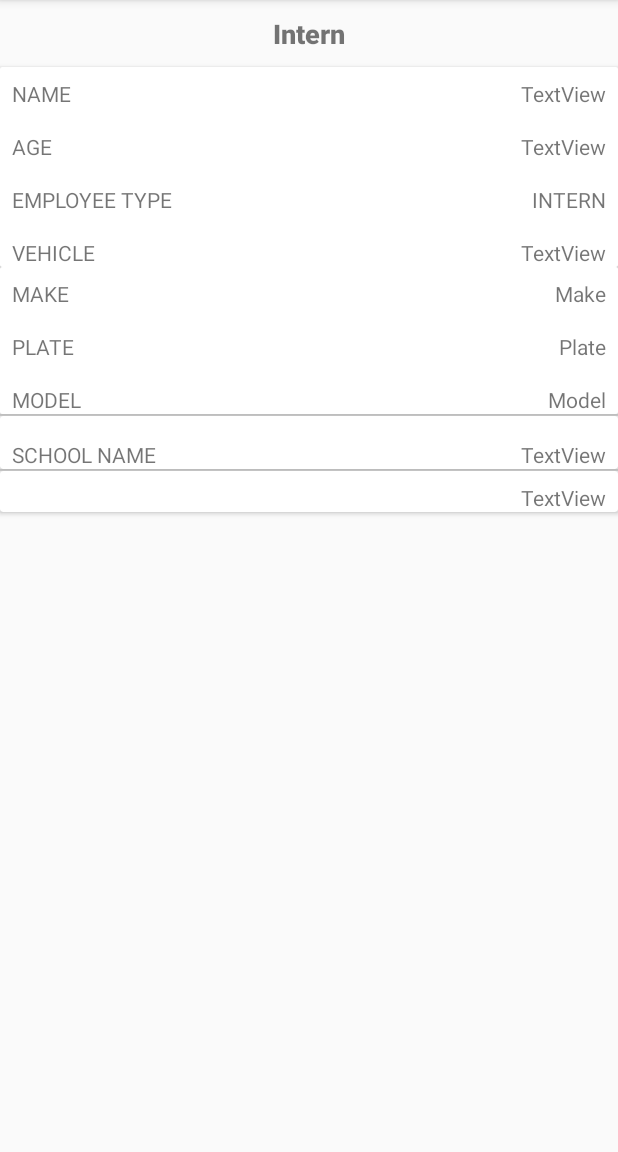
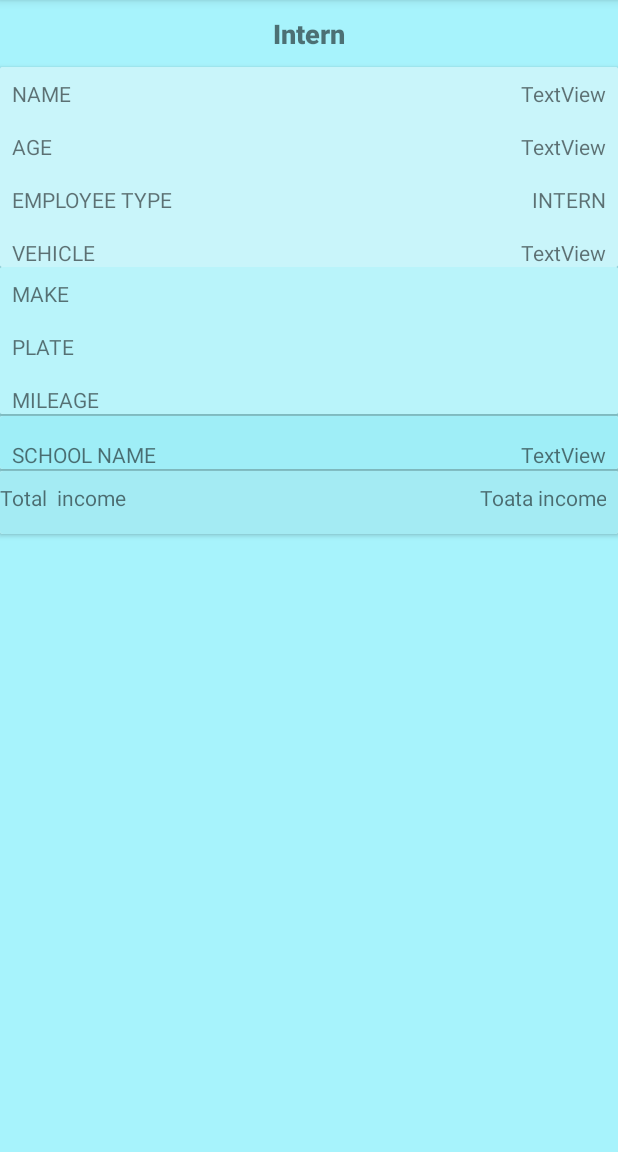
Before and after one commit to Rakesh764930/Group1_F2019_MAD_3125_FP, an Android app: the fragment EmployeeDetailsFragment shown on its own in the app's theme, on a phone screen of 412 x 824 dp, the part 84-1236 px from its top. Run offline under Robolectric (Android 15) with nearby library versions, the phone set to English and light mode, and no system bars; 8 statements that could not run were skipped.

Commit message:
testing on fragments

```diff
--- a/app/src/main/java/com/example/employeepayrollapplication/fragments/CommissionBasedFragment.java
+++ b/app/src/main/java/com/example/employeepayrollapplication/fragments/CommissionBasedFragment.java
@@ -74,10 +74,10 @@ public class CommissionBasedFragment extends Fragment implements PartTimeDataInt
                     Vehicle vehicle_Vehicle = null;
                     switch (rgVehicle.getCheckedRadioButtonId()) {
                         case R.id.radio_car:
-                            vehicle_Vehicle = new Car("","",0,"",0);
+                            vehicle_Vehicle = new Car("",""," ");
                             break;
                         case R.id.radio_motorCycle:
-                            vehicle_Vehicle = new MotorCycle("","",0,"","");
+                            vehicle_Vehicle = new MotorCycle("",""," ");
                             break;
 
                     }
--- a/app/src/main/java/com/example/employeepayrollapplication/fragments/EmployeeDetailsFragment.java
+++ b/app/src/main/java/com/example/employeepayrollapplication/fragments/EmployeeDetailsFragment.java
@@ -31,7 +31,7 @@ public class EmployeeDetailsFragment extends Fragment implements EmployeeDetails
     TextView name, age, emptype, txtVehicle;
     TextView internSchool;
     CardView vehicle_card;
-    TextView txtModel, txtPlate, txtMake;
+    TextView txtMileage, txtPlate, txtMake;
 
     CardView parttime_card;
     CardView fulltime_card;
@@ -81,17 +81,20 @@ public class EmployeeDetailsFragment extends Fragment implements EmployeeDetails
         this.employment_type = view.findViewById(R.id.text_emptype_value);
         this.total_earning = view.findViewById(R.id.text_total_earning_val);
         this.txtMake = view.findViewById(R.id.text_make_value);
-        this.txtModel = view.findViewById(R.id.text_model_value);
+        this.txtMileage = view.findViewById(R.id.text_model_value);
         this.txtPlate = view.findViewById(R.id.text_plate_value);
 
         this.name.setText(employee.getName().toUpperCase());
         this.age.setText(employee.getAge()+"");
 
         this.txtVehicle.setText(employee.getVehicle() == null ? "null" : employee.getVehicle() instanceof Car ? "CAR" : "MOTER CYCLE");
+        String make=employee.getVehicle().getMake();
+ this.txtMake.setText(make);
+ String plate=employee.getVehicle().getPlate();
 
-// this.txtMake.setText(employee.getVehicle().getMake());
-//        this.txtPlate.setText(employee.getVehicle().getPlate());
-//        this.txtModel.setText(employee.getVehicle().getMileage());
+    this.txtPlate.setText(plate);
+     String mileage=(employee.getVehicle().getMileage());
+    this.txtMileage.setText(mileage);
 
         if(employee instanceof PartTime)
         {
--- a/app/src/main/java/com/example/employeepayrollapplication/fragments/FixedBasedPartTimeFragment.java
+++ b/app/src/main/java/com/example/employeepayrollapplication/fragments/FixedBasedPartTimeFragment.java
@@ -75,10 +75,10 @@ public class FixedBasedPartTimeFragment extends Fragment implements PartTimeData
                     Vehicle vehicle_Vehicle = null;
                     switch (vehicle.getCheckedRadioButtonId()) {
                         case R.id.radio_car:
-                            vehicle_Vehicle = new Car("","",0,"",0);
+                            vehicle_Vehicle = new Car("",""," ");
                             break;
                         case R.id.radio_motorCycle:
-                            vehicle_Vehicle = new MotorCycle("","",0,"","");
+                            vehicle_Vehicle = new MotorCycle("",""," ");
                             break;
 
                     }
--- a/app/src/main/java/com/example/employeepayrollapplication/fragments/FullTimeFragment.java
+++ b/app/src/main/java/com/example/employeepayrollapplication/fragments/FullTimeFragment.java
@@ -82,10 +82,10 @@ public class FullTimeFragment extends Fragment implements AddEmployeeInterface {
                     Vehicle vehicle_Vehicle = null;
                     switch (radioVehicle.getCheckedRadioButtonId()) {
                         case R.id.radio_car:
-                            vehicle_Vehicle = new Car("","",0,"",0);
+                            vehicle_Vehicle = new Car("",""," ");
                             break;
                         case R.id.radio_motorCycle:
-                            vehicle_Vehicle = new MotorCycle("","",0,"","");
+                            vehicle_Vehicle = new MotorCycle("",""," ");
                             break;
 
                     }
--- a/app/src/main/java/com/example/employeepayrollapplication/fragments/InternFragment.java
+++ b/app/src/main/java/com/example/employeepayrollapplication/fragments/InternFragment.java
@@ -65,10 +65,10 @@ public class InternFragment extends Fragment  implements AddEmployeeInterface {
                     Vehicle vehicle_Vehicle = null;
                     switch (vehicle.getCheckedRadioButtonId()) {
                         case R.id.radio_car:
-                            vehicle_Vehicle = new Car("","",0,"",0);
+                            vehicle_Vehicle = new Car("",""," ");
                             break;
                         case R.id.radio_motorCycle:
-                            vehicle_Vehicle = new MotorCycle("","",0,"","");
+                            vehicle_Vehicle = new MotorCycle("",""," ");
                             break;
 
                     }
--- a/app/src/main/res/layout/fragment_employee_details.xml
+++ b/app/src/main/res/layout/fragment_employee_details.xml
@@ -5,6 +5,7 @@
     android:id="@+id/text_total_earning_value"
     android:layout_width="match_parent"
     android:layout_height="match_parent"
+    android:background="#A7F3FC"
     android:orientation="vertical">
 
     <TextView
@@ -18,13 +19,14 @@
 
     <androidx.cardview.widget.CardView
         android:layout_width="match_parent"
-        android:layout_height="wrap_content">
+        android:layout_height="wrap_content"
+        android:background="#A2EDF5">
 
 
         <androidx.constraintlayout.widget.ConstraintLayout
             android:layout_width="match_parent"
             android:layout_height="match_parent"
-            android:background="@color/white">
+            android:background="#C9F5FA">
 
             <TextView
                 android:id="@+id/text_name_label"
@@ -45,6 +47,7 @@
                 android:text="AGE"
                 app:layout_constraintStart_toStartOf="parent"
                 app:layout_constraintTop_toBottomOf="@+id/text_name_label" />
+
             <TextView
                 android:id="@+id/text_emptype_label"
                 android:layout_width="wrap_content"
@@ -54,6 +57,7 @@
                 android:text="EMPLOYEE TYPE"
                 app:layout_constraintStart_toStartOf="parent"
                 app:layout_constraintTop_toBottomOf="@+id/text_age_label" />
+
             <TextView
                 android:id="@+id/text_vehicle_label"
                 android:layout_width="wrap_content"
@@ -83,6 +87,7 @@
                 android:text="TextView"
                 app:layout_constraintEnd_toEndOf="parent"
                 app:layout_constraintTop_toBottomOf="@+id/text_name_value" />
+
             <TextView
                 android:id="@+id/text_emptype_value"
                 android:layout_width="wrap_content"
@@ -106,6 +111,7 @@
         </androidx.constraintlayout.widget.ConstraintLayout>
 
     </androidx.cardview.widget.CardView>
+
     <androidx.cardview.widget.CardView
         android:id="@+id/card_vehicledetails"
         android:layout_width="match_parent"
@@ -115,7 +121,8 @@
         <androidx.constraintlayout.widget.ConstraintLayout
             android:layout_width="match_parent"
             android:layout_height="match_parent"
-            android:background="@color/white">
+            android:background="@color/white"
+            android:backgroundTint="#B9F4FA">
 
             <TextView
                 android:id="@+id/text_make_label"
@@ -143,9 +150,11 @@
                 android:layout_height="wrap_content"
                 android:layout_marginStart="8dp"
                 android:layout_marginTop="16dp"
-                android:text="MODEL"
+                android:text="MILEAGE"
                 app:layout_constraintStart_toStartOf="parent"
                 app:layout_constraintTop_toBottomOf="@+id/text_plate_label" />
+
+
 
             <TextView
                 android:id="@+id/text_make_value"
@@ -181,8 +190,6 @@
     </androidx.cardview.widget.CardView>
 
 
-
-
     <View
         android:id="@+id/divider"
         android:layout_width="match_parent"
@@ -198,7 +205,8 @@
 
         <androidx.constraintlayout.widget.ConstraintLayout
             android:layout_width="match_parent"
-            android:layout_height="wrap_content">
+            android:layout_height="wrap_content"
+            android:background="#B6F7FD">
 
             <TextView
                 android:id="@+id/text_rate_label"
@@ -218,8 +226,7 @@
                 android:layout_marginTop="11dp"
                 android:text="NUMBER OF HOURS"
                 app:layout_constraintStart_toStartOf="parent"
-                app:layout_constraintTop_toBottomOf="@+id/text_rate_label"
-                />
+                app:layout_constraintTop_toBottomOf="@+id/text_rate_label" />
 
             <TextView
                 android:id="@+id/text_commission_fixedamount_label"
@@ -229,8 +236,7 @@
                 android:layout_marginTop="14dp"
                 android:text="TextView"
                 app:layout_constraintStart_toStartOf="parent"
-                app:layout_constraintTop_toBottomOf="@+id/text_hours_label"
-                />
+                app:layout_constraintTop_toBottomOf="@+id/text_hours_label" />
 
             <TextView
                 android:id="@+id/text_rate_value"
@@ -240,8 +246,7 @@
                 android:layout_marginEnd="8dp"
                 android:text="TextView"
                 app:layout_constraintEnd_toEndOf="parent"
-                app:layout_constraintTop_toTopOf="parent"
-                />
+                app:layout_constraintTop_toTopOf="parent" />
 
             <TextView
                 android:id="@+id/text_hours_value"
@@ -251,8 +256,7 @@
                 android:layout_marginEnd="8dp"
                 android:text="TextView"
                 app:layout_constraintEnd_toEndOf="parent"
-                app:layout_constraintTop_toBottomOf="@+id/text_rate_value"
-                />
+                app:layout_constraintTop_toBottomOf="@+id/text_rate_value" />
 
             <TextView
                 android:id="@+id/text_commission_fixedamount_value"
@@ -262,8 +266,7 @@
                 android:layout_marginEnd="8dp"
                 android:text="TextView"
                 app:layout_constraintEnd_toEndOf="parent"
-                app:layout_constraintTop_toBottomOf="@+id/text_hours_value"
-                />
+                app:layout_constraintTop_toBottomOf="@+id/text_hours_value" />
 
         </androidx.constraintlayout.widget.ConstraintLayout>
     </androidx.cardview.widget.CardView>
@@ -275,7 +278,8 @@
 
         <androidx.constraintlayout.widget.ConstraintLayout
             android:layout_width="match_parent"
-            android:layout_height="match_parent">
+            android:layout_height="match_parent"
+            android:background="#A0EDF5">
 
             <TextView
                 android:id="@+id/text_salary_label"
@@ -285,8 +289,7 @@
                 android:layout_marginTop="8dp"
                 android:text="SALARY"
                 app:layout_constraintStart_toStartOf="parent"
-                app:layout_constraintTop_toTopOf="parent"
-                />
+                app:layout_constraintTop_toTopOf="parent" />
 
             <TextView
                 android:id="@+id/text_bonus_label"
@@ -296,8 +299,7 @@
                 android:layout_marginTop="8dp"
                 android:text="BONUS"
                 app:layout_constraintStart_toStartOf="parent"
-                app:layout_constraintTop_toBottomOf="@+id/text_salary_label"
-                />
+                app:layout_constraintTop_toBottomOf="@+id/text_salary_label" />
 
             <TextView
                 android:id="@+id/text_salary_value"
@@ -307,8 +309,7 @@
                 android:layout_marginEnd="8dp"
                 android:text="TextView"
                 app:layout_constraintEnd_toEndOf="parent"
-                app:layout_constraintTop_toTopOf="parent"
-                          />
+                app:layout_constraintTop_toTopOf="parent" />
 
             <TextView
                 android:id="@+id/text_bonus_value"
@@ -318,8 +319,7 @@
                 android:layout_marginEnd="8dp"
                 android:text="TextView"
                 app:layout_constraintEnd_toEndOf="parent"
-                app:layout_constraintTop_toBottomOf="@+id/text_salary_value"
-                />
+                app:layout_constraintTop_toBottomOf="@+id/text_salary_value" />
         </androidx.constraintlayout.widget.ConstraintLayout>
     </androidx.cardview.widget.CardView>
 
@@ -330,7 +330,8 @@
 
         <androidx.constraintlayout.widget.ConstraintLayout
             android:layout_width="match_parent"
-            android:layout_height="match_parent">
+            android:layout_height="match_parent"
+            android:background="#9FEEF7">
 
 
             <TextView
@@ -367,23 +368,35 @@
         android:layout_width="match_parent"
         android:layout_height="wrap_content">
 
-        <androidx.constraintlayout.widget.ConstraintLayout
+        <LinearLayout
             android:layout_width="match_parent"
-            android:layout_height="wrap_content">
+            android:layout_height="42dp"
+            android:orientation="horizontal"
+            android:background="#A4EBF3">
 
-/>
+            >
+            <TextView
+                android:layout_width="wrap_content"
+                android:layout_height="wrap_content"
+                android:layout_marginTop="8dp"
+                android:layout_marginEnd="8dp"
+                android:layout_weight="1"
+                android:text="Total  income"
+                app:layout_constraintEnd_toEndOf="parent"
+                app:layout_constraintTop_toTopOf="parent" />
+
 
             <TextView
                 android:id="@+id/text_total_earning_val"
                 android:layout_width="wrap_content"
+                android:layout_weight="1"
                 android:layout_height="wrap_content"
                 android:layout_marginTop="8dp"
+                android:textAlignment="viewEnd"
                 android:layout_marginEnd="8dp"
-                android:text="TextView"
-                app:layout_constraintEnd_toEndOf="parent"
-                app:layout_constraintTop_toTopOf="parent"
-                />
+                android:text="Toata income"
+                app:layout_constraintTop_toTopOf="parent" />
 
-        </androidx.constraintlayout.widget.ConstraintLayout>
+        </LinearLayout>
     </androidx.cardview.widget.CardView>
 </LinearLayout>
--- a/app/src/main/res/layout/fragment_employees.xml
+++ b/app/src/main/res/layout/fragment_employees.xml
@@ -5,7 +5,8 @@
     android:layout_height="match_parent">
 
     <androidx.recyclerview.widget.RecyclerView
+        android:id="@+id/rvEmpList"
         android:layout_width="match_parent"
-        android:id="@+id/rvEmpList"
-        android:layout_height="match_parent" />
+        android:layout_height="match_parent"
+        android:background="#C1FAF7" />
 </LinearLayout>
--- a/app/src/main/res/layout/fragment_full_time.xml
+++ b/app/src/main/res/layout/fragment_full_time.xml
@@ -3,6 +3,7 @@
     xmlns:tools="http://schemas.android.com/tools"
     android:layout_width="match_parent"
     android:layout_height="match_parent"
+    android:background="#B6F3FA"
     android:orientation="vertical">
 
     <com.google.android.material.textfield.TextInputLayout
--- a/app/src/main/res/layout/fragment_help.xml
+++ b/app/src/main/res/layout/fragment_help.xml
@@ -2,7 +2,8 @@
 <androidx.constraintlayout.widget.ConstraintLayout xmlns:android="http://schemas.android.com/apk/res/android"
     xmlns:app="http://schemas.android.com/apk/res-auto"
     android:layout_width="match_parent"
-    android:layout_height="match_parent">
+    android:layout_height="match_parent"
+    android:background="#AAF8F2">
 
     <TextView
         android:id="@+id/text_share"
--- a/app/src/main/res/layout/fragment_home.xml
+++ b/app/src/main/res/layout/fragment_home.xml
@@ -3,15 +3,16 @@
     xmlns:app="http://schemas.android.com/apk/res-auto"
     android:layout_width="match_parent"
     android:layout_height="match_parent"
+    android:background="#A1E9F1"
     android:orientation="vertical">
 
     <TextView
         android:id="@+id/textView8"
         android:layout_width="match_parent"
         android:layout_height="wrap_content"
+        android:layout_marginBottom="50dp"
         android:fontFamily="cursive"
         android:text="Welcome"
-        android:layout_marginBottom="50dp"
         android:textAlignment="center"
         android:textSize="30sp" />
 
--- a/app/src/main/res/layout/fragment_part_time.xml
+++ b/app/src/main/res/layout/fragment_part_time.xml
@@ -3,11 +3,13 @@
     xmlns:tools="http://schemas.android.com/tools"
     android:layout_width="match_parent"
     android:layout_height="match_parent"
-    android:orientation="vertical"
-    >
+    android:background="#A6F0F8"
+    android:orientation="vertical">
+
     <com.google.android.material.textfield.TextInputLayout
         android:layout_width="match_parent"
         android:layout_height="wrap_content">
+
         <EditText
             android:id="@+id/text_rateper_hour"
             android:layout_width="match_parent"
```
Also changed, not shown: app/src/main/java/com/example/employeepayrollapplication/models/Car.java (+2 -21 lines), app/src/main/java/com/example/employeepayrollapplication/models/MotorCycle.java (+2 -6 lines), app/src/main/java/com/example/employeepayrollapplication/models/Singleton.java (+4 -4 lines), app/src/main/java/com/example/employeepayrollapplication/models/Vehicle.java (+4 -4 lines), app/src/main/res/layout/fragment_add_employees.xml (+12 -12 lines), app/src/main/res/layout/fragment_commission_based.xml (+4 -3 lines), app/src/main/res/layout/fragment_fixed_based_part_time.xml (+6 -2 lines), app/src/main/res/layout/fragment_intern.xml (+8 -3 lines).
